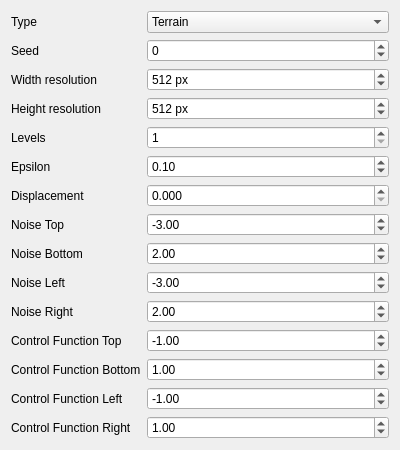
The window that InteractiveDesigner/parameterdock.ui (mgaillard/Noise) describes before a commit, drawn with Qt 5.
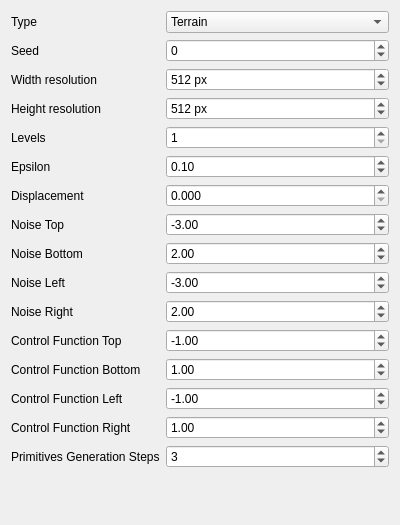
The same window after the commit.

Commit message: Add a parameter: primitive generation step

```diff
--- a/InteractiveDesigner/parameterdock.ui
+++ b/InteractiveDesigner/parameterdock.ui
@@ -7,7 +7,7 @@
     <x>0</x>
     <y>0</y>
     <width>400</width>
-    <height>433</height>
+    <height>525</height>
    </rect>
   </property>
   <property name="windowTitle">
@@ -316,6 +316,26 @@
       </item>
      </widget>
     </item>
+    <item row="15" column="0">
+     <widget class="QLabel" name="primitivesResolutionStepsLabel">
+      <property name="text">
+       <string>Primitives Generation Steps</string>
+      </property>
+     </widget>
+    </item>
+    <item row="15" column="1">
+     <widget class="QSpinBox" name="primitivesResolutionStepsSpinBox">
+      <property name="minimum">
+       <number>1</number>
+      </property>
+      <property name="maximum">
+       <number>8</number>
+      </property>
+      <property name="value">
+       <number>3</number>
+      </property>
+     </widget>
+    </item>
    </layout>
   </widget>
  </widget>
```
The commit also changes 6 other files.
